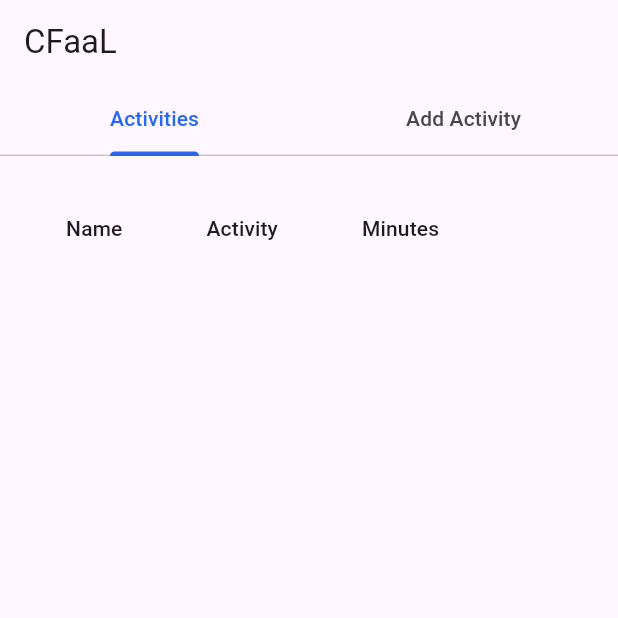
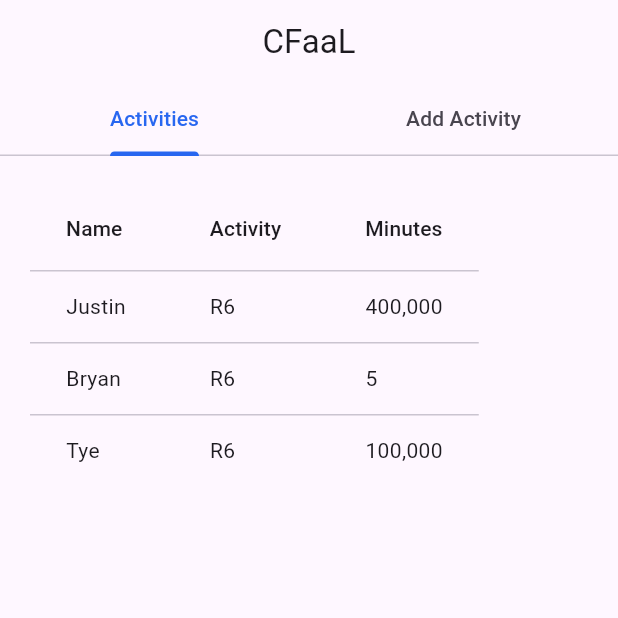
Before and after one commit to JK9400/Flutter-Demo, a Flutter app: the screen it shows after launch, on a phone screen of 412 x 824 dp, the top half of it. Run offline on Flutter 3.47's test engine with Material 3 defaults, Android fonts, the phone set to English and light mode, and no system bars.

Commit message:
Added hardcoded table cells

```diff
--- a/lib/main.dart
+++ b/lib/main.dart
@@ -51,6 +51,7 @@
   Widget build(BuildContext context) {
     return Scaffold(
       appBar: AppBar(
+        centerTitle: true,
         title: const Text('CFaaL'),
         bottom: TabBar(
             controller: _tabController,
@@ -75,7 +76,29 @@
                   DataColumn(label: Text('Activity')),
                   DataColumn(label: Text('Minutes')),
                 ],
-                rows: [], // Add rows here
+                rows: const <DataRow>[
+                  DataRow(
+                    cells: <DataCell>[
+                      DataCell(Text('Justin')),
+                      DataCell(Text('R6')),
+                      DataCell(Text('400,000')),
+                    ],
+                  ),
+                  DataRow(
+                    cells: <DataCell>[
+                      DataCell(Text('Bryan')),
+                      DataCell(Text('R6')),
+                      DataCell(Text('5')),
+                    ],
+                  ),
+                  DataRow(
+                    cells: <DataCell>[
+                      DataCell(Text('Tye')),
+                      DataCell(Text('R6')),
+                      DataCell(Text('100,000')),
+                    ],
+                  )
+                ],
               ),
             ),
           ),
```
